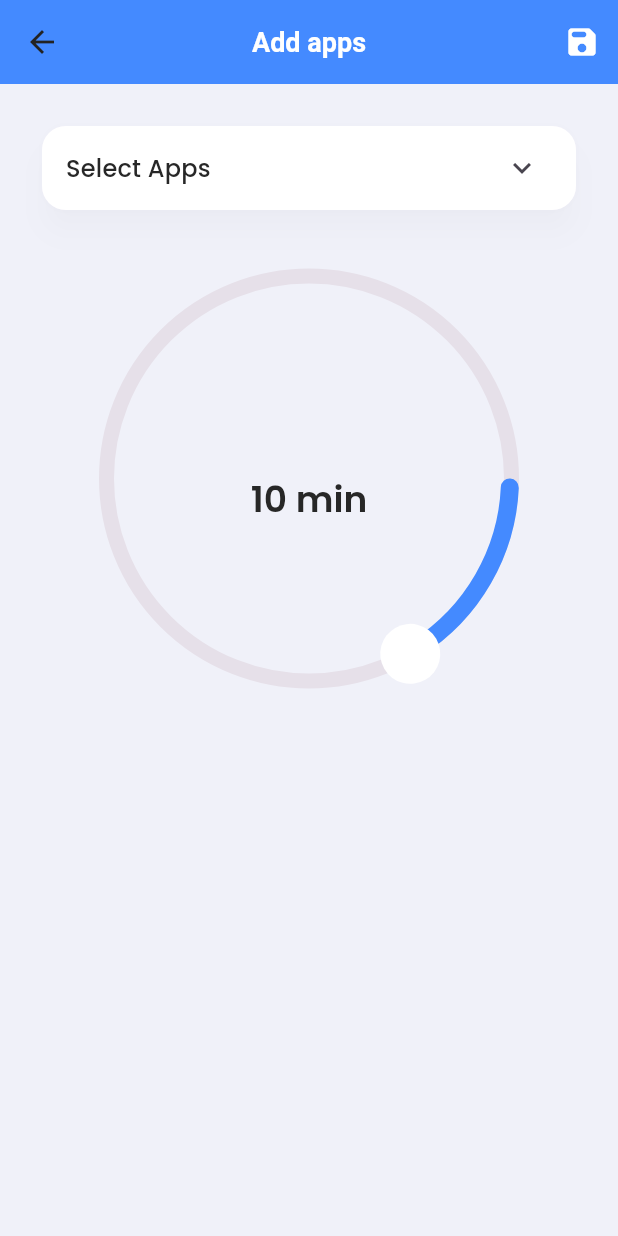
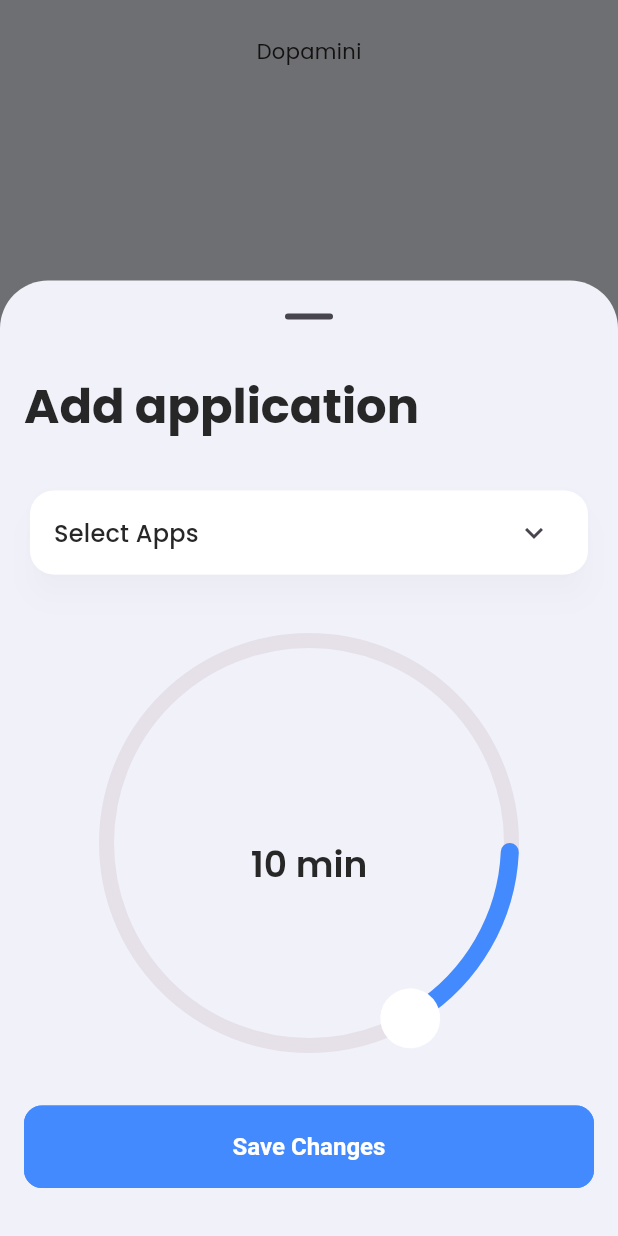
Before and after one commit to diaspedro7/detox_app, a Flutter app: the HomePage screen opened by its route, after a tap on the "add" icon, on a phone screen of 412 x 824 dp. Run offline on Flutter 3.47's test engine with Material 3 defaults, Android fonts, the phone set to English and light mode, and no system bars; drawn by our look-alikes of syncfusion_flutter_gauges; our stand-ins replace hive_flutter, permission_handler; missing offline and left inert: android_intent_plus, android_power_manager, app_usage, flutter_background_service, installed_apps; accounts and stored records are empty; statements that could not run were skipped.

```diff
--- a/lib/features/detox/screens/home/home_page.dart
+++ b/lib/features/detox/screens/home/home_page.dart
@@ -1,7 +1,7 @@
 // ignore_for_file: prefer_const_constructors, prefer_const_literals_to_create_immutables, unused_import
 
 import 'package:detox_app/common/widgets/circular_slide_widget.dart';
-import 'package:detox_app/features/detox/screens/home/widgets/add_apps.dart';
+import 'package:detox_app/features/detox/screens/home/widgets/add_apps_button.dart';
 import 'package:detox_app/features/detox/screens/home/widgets/select_apps_expansion_tile.dart';
 import 'package:detox_app/features/detox/statecontrollers/circular_slide_statecontroller.dart';
 import 'package:detox_app/features/detox/viewmodels/app_viewmodel.dart';
--- a/lib/features/detox/screens/home/widgets/add_apps.dart
+++ b/lib/features/detox/screens/home/widgets/add_apps_button.dart
@@ -1,3 +1,4 @@
+import 'package:detox_app/features/detox/screens/home/widgets/add_apps_showmodal.dart';
 import 'package:detox_app/utils/constants/colors.dart';
 import 'package:detox_app/utils/constants/sizes.dart';
 import 'package:flutter/material.dart';
@@ -11,7 +12,8 @@ class AddAppsWidget extends StatelessWidget {
   Widget build(BuildContext context) {
     return GestureDetector(
       onTap: () {
-        Navigator.pushNamed(context, "/add");
+        //Navigator.pushNamed(context, "/add");
+        showAddAppsModal(context);
       },
       child: Container(
         height: TSizes.addAppsWidget,
--- /dev/null
+++ b/lib/features/detox/screens/home/widgets/add_apps_showmodal.dart
@@ -0,0 +1,81 @@
+import 'package:detox_app/common/widgets/circular_slide_widget.dart';
+import 'package:detox_app/data/services/selected_apps_hive.dart';
+import 'package:detox_app/features/detox/screens/home/widgets/select_apps_expansion_tile.dart';
+import 'package:detox_app/features/detox/statecontrollers/circular_slide_statecontroller.dart';
+import 'package:detox_app/features/detox/viewmodels/app_viewmodel.dart';
+import 'package:detox_app/utils/constants/colors.dart';
+import 'package:detox_app/utils/constants/sizes.dart';
+import 'package:flutter/material.dart';
+import 'package:provider/provider.dart';
+
+void showAddAppsModal(BuildContext context) {
+  showModalBottomSheet(
+    context: context,
+    isScrollControlled: true,
+    //scrollControlDisabledMaxHeightRatio: 300,
+    constraints: const BoxConstraints(maxHeight: 700),
+    backgroundColor: TColors.backgroundColor,
+    shape: const RoundedRectangleBorder(
+      borderRadius: BorderRadius.vertical(top: Radius.circular(TSizes.xl)),
+    ),
+    builder: (context) => Padding(
+      padding: const EdgeInsets.all(TSizes.md),
+      child: SingleChildScrollView(
+        child: Column(
+          mainAxisSize: MainAxisSize.min,
+          children: [
+            Row(
+              mainAxisAlignment: MainAxisAlignment.start,
+              children: [
+                Text(
+                  "Add application",
+                  style: Theme.of(context).textTheme.headlineLarge,
+                  textAlign: TextAlign.start,
+                ),
+              ],
+            ),
+
+            const SizedBox(height: TSizes.spaceBtwSections),
+            const SelectAppsExpansionTile(),
+            // const SizedBox(height: 16),
+            Consumer<CircularSlideStateController>(
+              builder: (context, controller, child) =>
+                  CircularSlide(controller: controller),
+            ),
+            Consumer<AppViewModel>(
+              builder: (context, viewmodel, child) =>
+                  Consumer<CircularSlideStateController>(
+                builder: (context, controller, child) => ElevatedButton(
+                  style: ElevatedButton.styleFrom(
+                    backgroundColor: TColors.primary,
+                    foregroundColor: TColors.white,
+                    minimumSize: const Size(double.infinity, 50),
+                    shape: RoundedRectangleBorder(
+                      borderRadius: BorderRadius.circular(12),
+                    ),
+                  ),
+                  onPressed: () async {
+                    viewmodel.setSelectedAppsLocalDatabase();
+                    viewmodel.addMonitoredApps();
+                    viewmodel.setMapMonitoredAppsTime(
+                        viewmodel.getMonitoredAppsLocalDatabase(),
+                        controller.radialValue.ceil() * 60);
+                    debugPrint("MapAppTime: ${getAppTimeMap()}");
+                    debugPrint("Salvado com sucesso");
+                    await Future.delayed(const Duration(seconds: 3));
+                    Navigator.pop(context);
+                  },
+                  child: const Text(
+                    "Save Changes",
+                    style: TextStyle(fontSize: 16, fontWeight: FontWeight.bold),
+                  ),
+                ),
+              ),
+            ),
+            const SizedBox(height: 16),
+          ],
+        ),
+      ),
+    ),
+  );
+}
```
Also changed, not shown: lib/features/detox/screens/add/add_apps_page.dart (+17 -1 lines), 4 other files.
